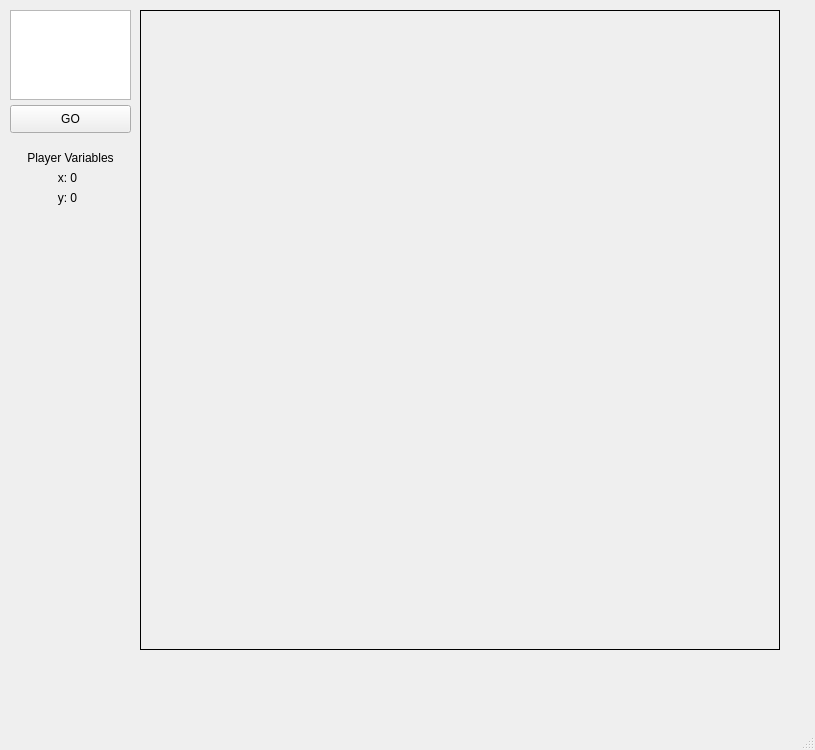
Before: the Qt Designer form A9/mainwindow.ui in DarkoAdair/Projects, drawn with Qt 5.
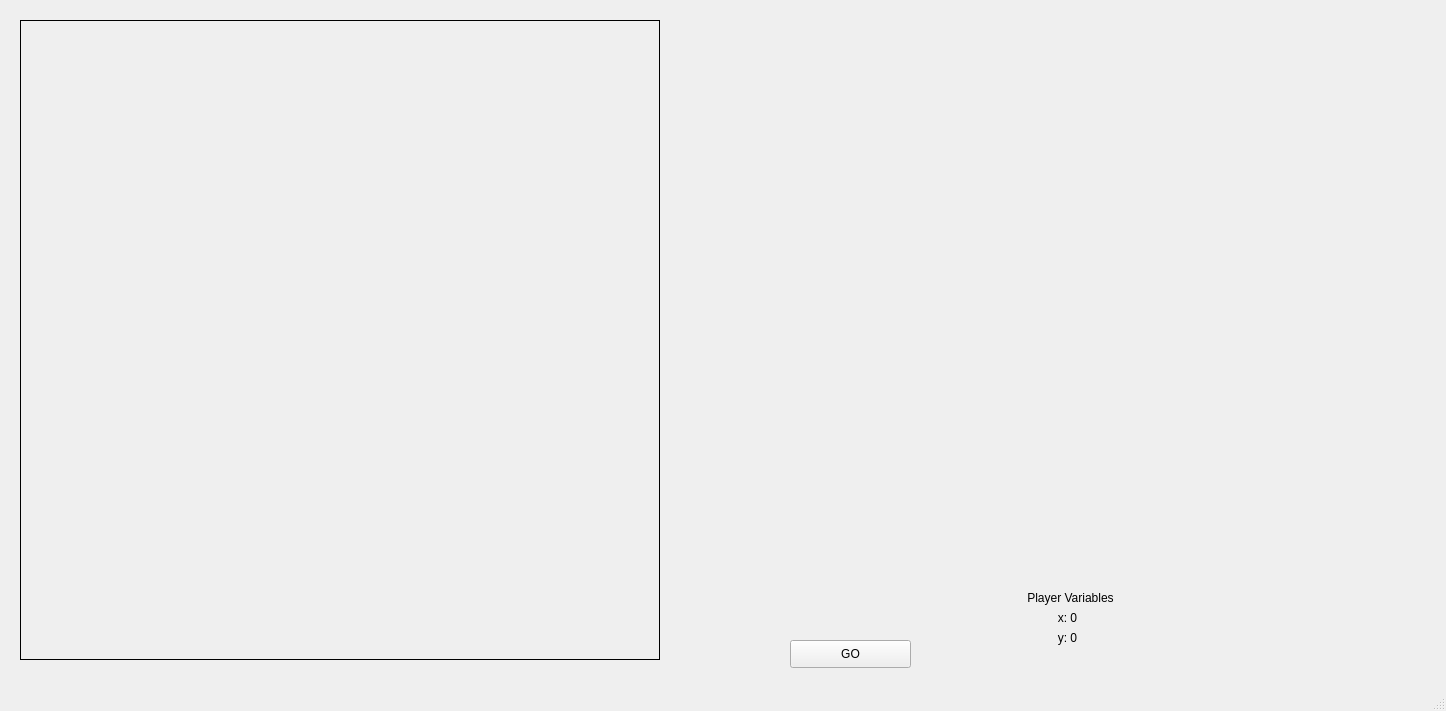
After: the same form once the commit is applied. Icons and pictures are not drawn.

```diff
--- a/A9/mainwindow.ui
+++ b/A9/mainwindow.ui
@@ -6,8 +6,8 @@
    <rect>
     <x>0</x>
     <y>0</y>
-    <width>815</width>
-    <height>750</height>
+    <width>1446</width>
+    <height>711</height>
    </rect>
   </property>
   <property name="windowTitle">
@@ -39,8 +39,8 @@
    <widget class="QPushButton" name="goButton">
     <property name="geometry">
      <rect>
-      <x>10</x>
-      <y>105</y>
+      <x>790</x>
+      <y>640</y>
       <width>121</width>
       <height>28</height>
      </rect>
@@ -49,21 +49,11 @@
      <string>GO</string>
     </property>
    </widget>
-   <widget class="QTextEdit" name="inputTextBox">
-    <property name="geometry">
-     <rect>
-      <x>10</x>
-      <y>10</y>
-      <width>121</width>
-      <height>90</height>
-     </rect>
-    </property>
-   </widget>
    <widget class="QLabel" name="playField">
     <property name="geometry">
      <rect>
-      <x>140</x>
-      <y>10</y>
+      <x>20</x>
+      <y>20</y>
       <width>640</width>
       <height>640</height>
      </rect>
@@ -78,8 +68,8 @@
    <widget class="QLabel" name="variablesLabel">
     <property name="geometry">
      <rect>
-      <x>10</x>
-      <y>150</y>
+      <x>1010</x>
+      <y>590</y>
       <width>121</width>
       <height>16</height>
      </rect>
@@ -94,8 +84,8 @@
    <widget class="QLabel" name="xLabel">
     <property name="geometry">
      <rect>
-      <x>40</x>
-      <y>170</y>
+      <x>1040</x>
+      <y>610</y>
       <width>55</width>
       <height>16</height>
      </rect>
@@ -110,8 +100,8 @@
    <widget class="QLabel" name="yLabel">
     <property name="geometry">
      <rect>
-      <x>40</x>
-      <y>190</y>
+      <x>1040</x>
+      <y>630</y>
       <width>55</width>
       <height>16</height>
      </rect>
@@ -123,6 +113,17 @@
      <set>Qt::AlignCenter</set>
     </property>
    </widget>
+   <widget class="QWidget" name="verticalLayoutWidget">
+    <property name="geometry">
+     <rect>
+      <x>680</x>
+      <y>20</y>
+      <width>751</width>
+      <height>551</height>
+     </rect>
+    </property>
+    <layout class="QVBoxLayout" name="codeEditlLayout"/>
+   </widget>
    <zorder>goButton</zorder>
    <zorder>inputTextBox</zorder>
    <zorder>playField</zorder>
```
Left out of the diff: 6 changed lines with no effect on the pictures.
